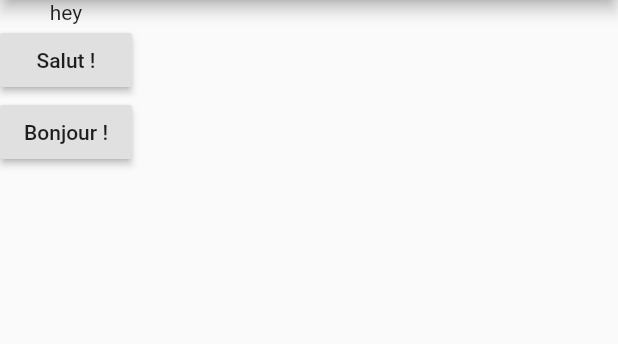
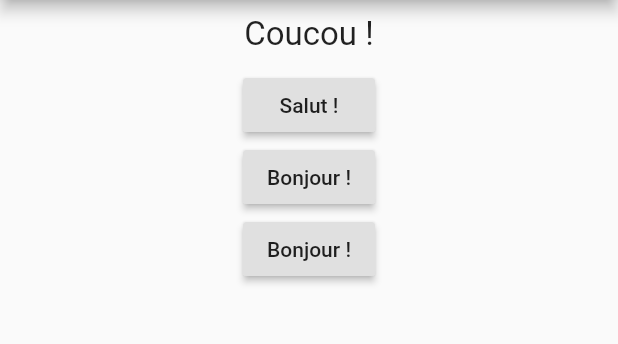
Before and after one commit to AlexStefanos/Known, a Flutter app: the screen it shows after launch, after a tap on "Salut !", on a phone screen of 412 x 824 dp, the part 84-428 px from its top. Run offline on Flutter 3.47's test engine with Material 2 defaults, Android fonts, the phone set to English and light mode, and no system bars.

Commit message:
39. DONE - First Styling and Creation of sayHello.dart

```diff
--- a/known/lib/main.dart
+++ b/known/lib/main.dart
@@ -1,4 +1,6 @@
 import 'package:flutter/material.dart';
+
+import './sayHello.dart';
 
 /*void main() {
   runApp(Known());
@@ -6,13 +8,29 @@
 
 void main() => runApp(Known());
 
-class Known extends StatelessWidget {
-  void sayHello() {
-    print('Hello !');
+class Known extends StatefulWidget {
+  @override
+  State<StatefulWidget> createState() {
+    return _KnownState();
+  }
+}
+
+class _KnownState extends State<Known> {
+  var _greetingsIndex = 0;
+
+  void _sayHello() {
+    setState(() {
+      _greetingsIndex = _greetingsIndex + 1;
+    });
+    print(_greetingsIndex);
   }
 
   @override
   Widget build(BuildContext context) {
+    var greetings = [
+      'Coucou !',
+      'Salut !',
+    ];
     return MaterialApp(
       home: Scaffold(
         appBar: AppBar(
@@ -20,14 +38,32 @@
         ),
         body: Column(
           children: [
+            /*
             Text('hey'),
+            Text(
+              greetings[_greetingsIndex],
+            ),
+            */
+            SayHello(
+              greetings[_greetingsIndex],
+            ),
+            // ignore: deprecated_member_use
             RaisedButton(
               child: Text('Salut !'),
-              onPressed: sayHello,
+              onPressed: () => print('Nice to meet you !'),
             ),
+            // ignore: deprecated_member_use
             RaisedButton(
               child: Text('Bonjour !'),
-              onPressed: sayHello,
+              onPressed: () => {
+                print('Hi !'),
+                print('Hey !'),
+              },
+            ),
+            // ignore: deprecated_member_use
+            RaisedButton(
+              child: Text('Bonjour !'),
+              onPressed: _sayHello,
             ),
           ],
         ),
--- /dev/null
+++ b/known/lib/sayHello.dart
@@ -0,0 +1,23 @@
+import 'package:flutter/material.dart';
+
+class SayHello extends StatelessWidget {
+  final String sayHelloText;
+
+/* si on fait un constructeur 'classique', on a une erreur car on utilise une
+final String. Donc on ne peut lui 'réattribuer' la valeur donnée indirectement
+à travers le constructeur*/
+  SayHello(this.sayHelloText);
+
+  @override
+  Widget build(BuildContext context) {
+    return Container(
+      width: double.infinity,
+      margin: EdgeInsets.all(10),
+      child: Text(
+        sayHelloText,
+        style: TextStyle(fontSize: 22),
+        textAlign: TextAlign.center,
+      ),
+    );
+  }
+}
```
